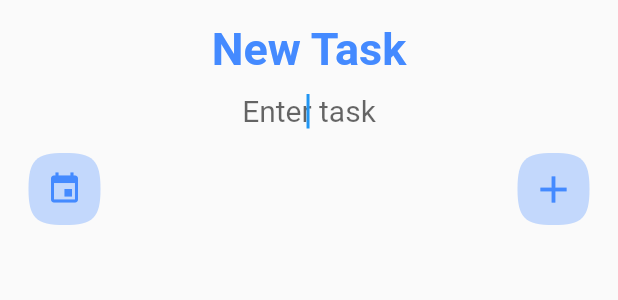
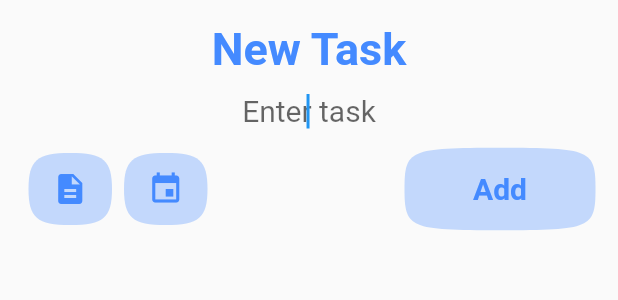
Before and after one commit to bhavik-dodia/todoey, a Flutter app: the AddTask widget shown alone on an empty page, opened directly, on a phone screen of 412 x 824 dp. Shown: the top 300 px of the screen. Run offline on Flutter 3.47's test engine with Material 2 defaults, Android fonts, the phone set to English and light mode, and no system bars; our stand-ins replace flutter_local_notifications, google_fonts, timezone, toast; Roboto replaces fonts that are missing (Merienda); statements that could not run were skipped.

Commit message:
support for description added, reminders are now optional, task details screen added

```diff
--- a/lib/models/task.dart
+++ b/lib/models/task.dart
@@ -1,13 +1,23 @@
 class Task {
   final String name;
+  final String description;
+  final String time;
   bool isDone;
 
-  Task({this.name, this.isDone = false});
+  Task({this.name, this.description, this.time, this.isDone = false});
 
-  Map toJson() => {'name': name, 'isDone': isDone};
+  Map toJson() => {
+        'name': name,
+        'description': description,
+        'time': time,
+        'isDone': isDone
+      };
 
-  factory Task.fromJson(Map<String, dynamic> json) =>
-      Task(name: json['name'] as String, isDone: json['isDone'] as bool);
+  factory Task.fromJson(Map<String, dynamic> json) => Task(
+      name: json['name'],
+      description: json['description'],
+      time: json['time'],
+      isDone: json['isDone']);
 
   void toggleDone() {
     isDone = !isDone;
--- a/lib/models/task_data.dart
+++ b/lib/models/task_data.dart
@@ -29,8 +29,9 @@ class TaskData extends ChangeNotifier {
     });
   }
 
-  void addTask(String newTaskTitle) {
-    _tasks.add(Task(name: newTaskTitle));
+  void addTask(String newTaskTitle, String newDescription, String time) {
+    _tasks
+        .add(Task(name: newTaskTitle, description: newDescription, time: time));
     notifyListeners();
   }
 
--- a/lib/screens/add_task.dart
+++ b/lib/screens/add_task.dart
@@ -13,8 +13,12 @@ class AddTask extends StatefulWidget {
 
 class _AddTaskState extends State<AddTask> {
   String newTaskTitle = '';
+  String newDescription = '';
+  String reminderTime = '';
   DateTime selectedDate = DateTime.now();
   TimeOfDay selectedTime = TimeOfDay.now();
+
+  bool isDesc = false;
 
   var seconds = 0;
 
@@ -54,20 +58,22 @@ class _AddTaskState extends State<AddTask> {
             Duration(hours: selectedTime.hour, minutes: selectedTime.minute));
         seconds = selectedDate.difference(DateTime.now()).inSeconds;
       });
-      print(seconds);
     }
   }
 
   @override
   Widget build(BuildContext context) {
-    return SingleChildScrollView(
-      child: Container(
+    return ListView(
+      shrinkWrap: true,
       padding: EdgeInsets.only(
-            top: 15.0, bottom: MediaQuery.of(context).viewInsets.bottom),
-        child: Column(
+          top: 15.0,
+          bottom: MediaQuery.of(context).viewInsets.bottom,
+          left: 15.0,
+          right: 15.0),
       children: [
         Text(
           'New Task',
+          textAlign: TextAlign.center,
           style: GoogleFonts.merienda(
             fontSize: 30.0,
             fontWeight: FontWeight.bold,
@@ -100,12 +106,59 @@ class _AddTaskState extends State<AddTask> {
             fontSize: 20.0,
           ),
         ),
-            Padding(
-              padding: const EdgeInsets.symmetric(horizontal: 15.0),
-              child: Row(
+        Visibility(
+          visible: isDesc,
+          child: TextField(
+            autofocus: false,
+            decoration: InputDecoration(
+              border: InputBorder.none,
+              enabledBorder: InputBorder.none,
+              disabledBorder: InputBorder.none,
+              errorBorder: InputBorder.none,
+              focusedBorder: InputBorder.none,
+              focusedErrorBorder: InputBorder.none,
+              filled: false,
+              hintText: 'Enter task description',
+              hintStyle: GoogleFonts.merienda(
+                fontSize: 18.0,
+              ),
+            ),
+            onChanged: (value) {
+              setState(() {
+                newDescription = value;
+              });
+            },
+            textAlign: TextAlign.left,
+            textCapitalization: TextCapitalization.sentences,
+            style: GoogleFonts.merienda(
+              fontSize: 18.0,
+            ),
+          ),
+        ),
+        Row(
           mainAxisAlignment: MainAxisAlignment.spaceBetween,
           children: [
-                  Card(
+            Expanded(
+              flex: 1,
+              child: Card(
+                elevation: 0.0,
+                clipBehavior: Clip.antiAlias,
+                shape: SquircleBorder(),
+                color: Colors.blueAccent.withOpacity(0.3),
+                child: IconButton(
+                  tooltip: 'Set Description',
+                  icon: Icon(Icons.description, color: Colors.blueAccent),
+                  highlightColor: Colors.blueAccent.withOpacity(0.4),
+                  splashColor: Colors.blueAccent.withOpacity(0.5),
+                  onPressed: () => setState(() {
+                    isDesc = !isDesc;
+                  }),
+                ),
+              ),
+            ),
+            Expanded(
+              flex: 1,
+              child: Card(
                 elevation: 0.0,
                 clipBehavior: Clip.antiAlias,
                 shape: SquircleBorder(),
@@ -117,22 +170,60 @@ class _AddTaskState extends State<AddTask> {
                     splashColor: Colors.blueAccent.withOpacity(0.5),
                     onPressed: () => _selectDate(context)),
               ),
-                  Card(
-                    elevation: 0.0,
-                    clipBehavior: Clip.antiAlias,
-                    shape: SquircleBorder(),
-                    color: Colors.blueAccent.withOpacity(0.3),
-                    child: IconButton(
-                      tooltip: 'Add Task',
-                      icon: Icon(Icons.add, color: Colors.blueAccent),
-                      highlightColor: Colors.blueAccent.withOpacity(0.4),
-                      splashColor: Colors.blueAccent.withOpacity(0.5),
-                      iconSize: 30.0,
+            ),
+            // Card(
+            //   elevation: 0.0,
+            //   clipBehavior: Clip.antiAlias,
+            //   shape: SquircleBorder(),
+            //   color: Colors.blueAccent.withOpacity(0.3),
+            //   child: IconButton(
+            //     tooltip: 'Add Task',
+            //     icon: Icon(Icons.add, color: Colors.blueAccent),
+            //     highlightColor: Colors.blueAccent.withOpacity(0.4),
+            //     splashColor: Colors.blueAccent.withOpacity(0.5),
+            //     iconSize: 30.0,
+            //     onPressed: () {
+            //       if (newTaskTitle != null) {
+            //         if (seconds > 0) {
+            //           NotificationHelper().sendNotification(
+            //               Provider.of<TaskData>(context, listen: false)
+            //                       .tasks
+            //                       .length +
+            //                   1,
+            //               newTaskTitle,
+            //               seconds);
+            //           Toast.show('Reminder set successfully...', context,
+            //               backgroundColor: Colors.white,
+            //               textColor: Colors.black,
+            //               gravity: Toast.TOP);
+            //           reminderTime = selectedDate.toString();
+            //         }
+            //         Provider.of<TaskData>(context, listen: false).addTask(
+            //             newTaskTitle, newDescription, reminderTime);
+            //         Toast.show('Task added...', context,
+            //             backgroundColor: Colors.white,
+            //             textColor: Colors.black,
+            //             gravity: Toast.BOTTOM);
+            //         Navigator.of(context).pop();
+            //       } else {
+            //         Toast.show('Please enter a task', context,
+            //             backgroundColor: Colors.white,
+            //             textColor: Colors.black,
+            //             gravity: Toast.TOP);
+            //       }
+            //     },
+            //   ),
+            // ),
+            Expanded(
+              flex: 2,
+              child: SizedBox(),
+            ),
+            Expanded(
+              flex: 2,
+              child: MaterialButton(
                 onPressed: () {
                   if (newTaskTitle != null) {
                     if (seconds > 0) {
-                            Provider.of<TaskData>(context, listen: false)
-                                .addTask(newTaskTitle);
                       NotificationHelper().sendNotification(
                           Provider.of<TaskData>(context, listen: false)
                                   .tasks
@@ -140,57 +231,40 @@ class _AddTaskState extends State<AddTask> {
                               1,
                           newTaskTitle,
                           seconds);
-                            Toast.show(
-                                'Task added and reminder set successfully...',
-                                context,
-                                gravity: Toast.BOTTOM);
+                      Toast.show('Reminder set successfully...', context,
+                          gravity: Toast.TOP);
+                      reminderTime = selectedDate.toString();
+                    }
+                    Provider.of<TaskData>(context, listen: false)
+                        .addTask(newTaskTitle, newDescription, reminderTime);
+                    Toast.show('Task added...', context, gravity: Toast.BOTTOM);
                     Navigator.of(context).pop();
-                          } else
-                            Toast.show('Please select future time', context,
-                                gravity: Toast.TOP);
                   } else {
                     Toast.show('Please enter a task', context,
                         gravity: Toast.TOP);
                   }
                 },
+                elevation: 0.0,
+                color: Colors.blueAccent.withOpacity(0.3),
+                textColor: Colors.blueAccent,
+                highlightColor: Colors.blueAccent.withOpacity(0.4),
+                splashColor: Colors.blueAccent.withOpacity(0.5),
+                highlightElevation: 0.0,
+                height: 55.0,
+                shape: SquircleBorder(superRadius: 20),
+                child: Text(
+                  'Add',
+                  style: GoogleFonts.merienda(
+                      fontSize: 20.0, fontWeight: FontWeight.w600),
                 ),
               ),
-                  // MaterialButton(
-                  //   onPressed: () {
-                  //     if (newTaskTitle != null) {
-                  //       Provider.of<TaskData>(context, listen: false)
-                  //           .addTask(newTaskTitle);
-                  //       Toast.show('Task added...', context,
-                  //           gravity: Toast.BOTTOM);
-                  //       Navigator.of(context).pop();
-                  //     } else {
-                  //       Toast.show('Please enter a task', context,
-                  //           gravity: Toast.TOP, duration: Toast.LENGTH_SHORT);
-                  //     }
-                  //   },
-                  //   elevation: 0.0,
-                  //   color: Colors.blueAccent.withOpacity(0.3),
-                  //   textColor: Colors.blueAccent,
-                  //   highlightColor: Colors.blueAccent.withOpacity(0.4),
-                  //   splashColor: Colors.blueAccent.withOpacity(0.5),
-                  //   highlightElevation: 0.0,
-                  //   height: 45.0,
-                  //   shape: SquircleBorder(superRadius: 20),
-                  //   child: Text(
-                  //     'Add',
-                  //     style: GoogleFonts.merienda(
-                  //         fontSize: 20.0, fontWeight: FontWeight.w600),
-                  //   ),
-                  // ),
+            ),
           ],
-              ),
         ),
         SizedBox(
           height: 15.0,
         ),
       ],
-        ),
-      ),
     );
   }
 }
--- a/lib/screens/homepage.dart
+++ b/lib/screens/homepage.dart
@@ -165,6 +165,7 @@ class _HomePageState extends State<HomePage>
                           ),
                           Expanded(
                             child: Container(
+                              clipBehavior: Clip.antiAlias,
                               decoration: BoxDecoration(
                                 borderRadius: BorderRadius.only(
                                     topLeft: Radius.circular(30.0),
@@ -181,11 +182,12 @@ class _HomePageState extends State<HomePage>
                         right: 18.0,
                         child: FloatingActionButton(
                           shape: SquircleBorder(superRadius: 5.0),
-                          tooltip: 'Add new task',
+                          tooltip: 'Add New Task',
                           onPressed: () {
                             showModalBottomSheet(
                                 context: context,
                                 builder: (context) => AddTask(),
+                                clipBehavior: Clip.antiAlias,
                                 shape: RoundedRectangleBorder(
                                   borderRadius: BorderRadius.only(
                                       topLeft: Radius.circular(30.0),
--- a/pubspec.yaml
+++ b/pubspec.yaml
@@ -17,6 +17,7 @@ dependencies:
   cupertino_icons: ^0.1.3
   flutter_local_notifications: ^2.0.0
   google_fonts: ^1.1.0
+  animations: ^1.1.2
   provider: ^4.3.2+2
   toast: ^0.1.5
 
```
Also changed, not shown: lib/helpers/notification_helper.dart (+4 -21 lines), lib/main.dart (+26 -1 lines), lib/models/squircle_border.dart (+4 -4 lines), lib/screens/task_details.dart (added, +96 -0 lines), lib/widgets/menu.dart (+17 -7 lines), lib/widgets/task_tile.dart (+3 -4 lines), lib/widgets/tasks_list.dart (+28 -1 lines), pubspec.lock, 4 other files. Lines whose indentation alone changed are shown as unchanged.
